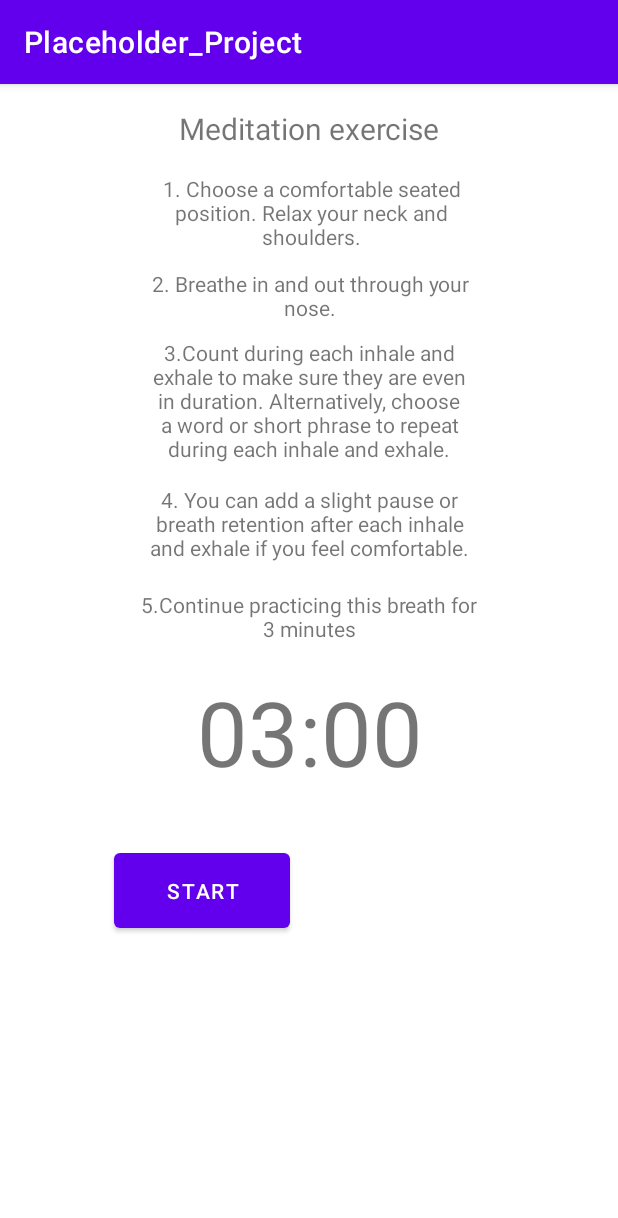
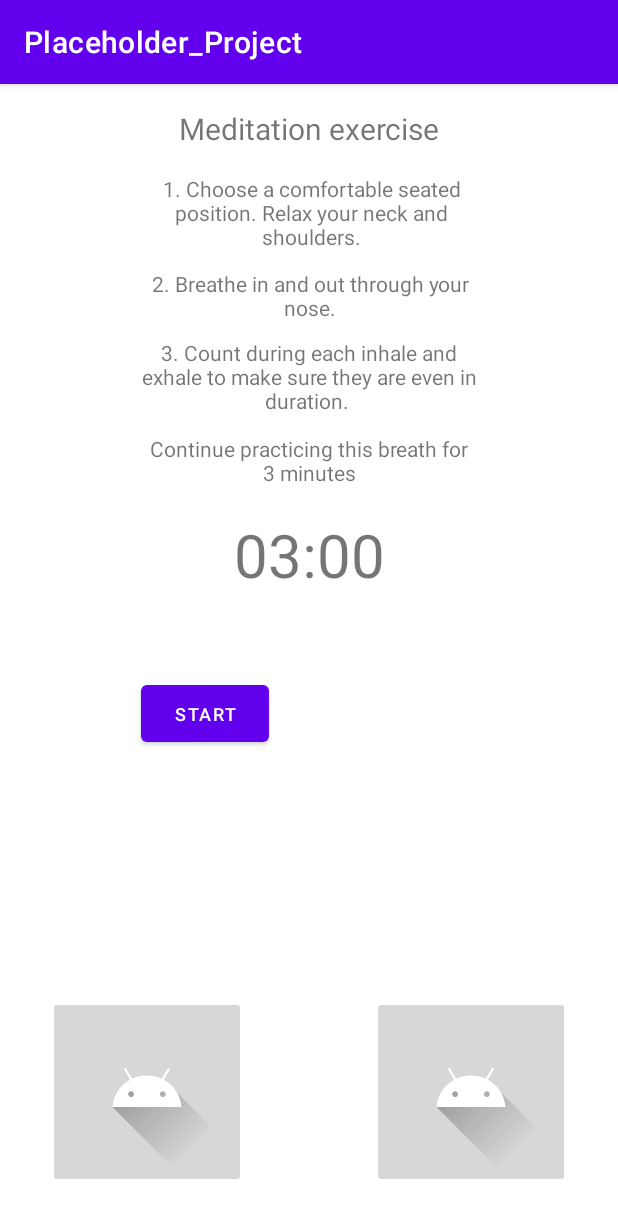
Before and after one commit to MiikaBA/Placeholder_Project, an Android app: the BreathingExcercise screen opened directly, with no data from a screen before it, on a phone screen of 412 x 824 dp. Shown: the top 1218 px of the screen. Run offline under Robolectric (Android 15) with nearby library versions, the light colour scheme and no system bars.

Commit message:
BreathingExercise

```diff
--- a/app/src/main/java/com/example/placeholder_project/BreathingExcercise.java
+++ b/app/src/main/java/com/example/placeholder_project/BreathingExcercise.java
@@ -1,6 +1,8 @@
 package com.example.placeholder_project;
 
 import androidx.appcompat.app.AppCompatActivity;
+
+import android.content.Intent;
 import android.os.Bundle;
 import android.os.CountDownTimer;
 import android.view.View;
@@ -97,4 +99,14 @@
         String timeLeft = String.format(Locale.getDefault(), "%02d:%02d", minutes, seconds);
         textViewCountdown.setText(timeLeft);
     }
+
+    public void goNext(View v){
+        if(v == findViewById(R.id.foodsButton)){
+            Intent food = new Intent(BreathingExcercise.this, FoodDiary.class);
+            startActivity(food);
+        }else if(v == findViewById(R.id.sportButton)){
+            Intent sport = new Intent(BreathingExcercise.this, SportsDiary.class);
+            startActivity(sport);
+        }
+    }
 }
--- a/app/src/main/res/layout/activity_breathing_excercise.xml
+++ b/app/src/main/res/layout/activity_breathing_excercise.xml
@@ -6,6 +6,28 @@
     android:layout_height="match_parent"
     android:clickable="false"
     tools:context=".BreathingExcercise">
+
+    <ImageButton
+        android:id="@+id/foodsButton"
+        android:layout_width="wrap_content"
+        android:layout_height="wrap_content"
+        android:layout_marginStart="32dp"
+        android:layout_marginBottom="32dp"
+        android:onClick="goNext"
+        app:layout_constraintBottom_toBottomOf="parent"
+        app:layout_constraintStart_toStartOf="parent"
+        app:srcCompat="@drawable/ic_launcher_foreground" />
+
+    <ImageButton
+        android:id="@+id/sportButton"
+        android:layout_width="wrap_content"
+        android:layout_height="wrap_content"
+        android:layout_marginEnd="32dp"
+        android:layout_marginBottom="32dp"
+        android:onClick="goNext"
+        app:layout_constraintBottom_toBottomOf="parent"
+        app:layout_constraintEnd_toEndOf="parent"
+        app:srcCompat="@drawable/ic_launcher_foreground" />
 
     <TextView
         android:id="@+id/textView"
@@ -45,76 +67,67 @@
 
     <TextView
         android:id="@+id/textView5"
-        android:layout_width="227dp"
-        android:layout_height="50dp"
+        android:layout_width="218dp"
+        android:layout_height="49dp"
         android:layout_marginTop="8dp"
-        android:text="5.Continue practicing this breath for 3 minutes"
+        android:text="Continue practicing this breath for  3 minutes"
         android:textAlignment="center"
         app:layout_constraintEnd_toEndOf="parent"
         app:layout_constraintStart_toStartOf="parent"
-        app:layout_constraintTop_toBottomOf="@+id/textView7" />
+        app:layout_constraintTop_toBottomOf="@+id/textView6" />
 
     <TextView
         android:id="@+id/textView6"
-        android:layout_width="227dp"
-        android:layout_height="90dp"
+        android:layout_width="228dp"
+        android:layout_height="56dp"
         android:layout_marginTop="8dp"
-        android:text="3.Count during each inhale and exhale to make sure they are even in duration. Alternatively, choose a word or short phrase to repeat during each inhale and exhale."
+        android:text="3. Count during each inhale and exhale to make sure they are even in duration. "
         android:textAlignment="center"
         app:layout_constraintEnd_toEndOf="parent"
         app:layout_constraintStart_toStartOf="parent"
         app:layout_constraintTop_toBottomOf="@+id/textView4" />
 
-    <TextView
-        android:id="@+id/textView7"
-        android:layout_width="227dp"
-        android:layout_height="62dp"
-        android:layout_marginTop="8dp"
-        android:text="4. You can add a slight pause or breath retention after each inhale and exhale if you feel comfortable."
-        android:textAlignment="center"
-        app:layout_constraintEnd_toEndOf="parent"
-        app:layout_constraintStart_toStartOf="parent"
-        app:layout_constraintTop_toBottomOf="@+id/textView6" />
-
 
     <Button
         android:id="@+id/button_startpause"
-        android:layout_width="117dp"
-        android:layout_height="62dp"
+        android:layout_width="85dp"
+        android:layout_height="50dp"
         android:layout_marginTop="20dp"
         android:clickable="true"
         android:text="Start"
-        app:layout_constraintBottom_toBottomOf="parent"
+        android:textSize="12sp"
+        app:layout_constraintBottom_toTopOf="@+id/foodsButton"
         app:layout_constraintEnd_toEndOf="parent"
-        app:layout_constraintHorizontal_bias="0.258"
+        app:layout_constraintHorizontal_bias="0.288"
         app:layout_constraintStart_toStartOf="parent"
         app:layout_constraintTop_toBottomOf="@+id/textView8"
-        app:layout_constraintVertical_bias="0.0" />
+        app:layout_constraintVertical_bias="0.122" />
 
     <Button
         android:id="@+id/button_reset"
-        android:layout_width="117dp"
-        android:layout_height="62dp"
+        android:layout_width="85dp"
+        android:layout_height="50dp"
         android:layout_marginTop="20dp"
         android:clickable="true"
         android:text="reset"
+        android:textSize="12sp"
         android:visibility="invisible"
-        app:layout_constraintBottom_toBottomOf="parent"
+        app:layout_constraintBottom_toTopOf="@+id/sportButton"
         app:layout_constraintEnd_toEndOf="parent"
-        app:layout_constraintHorizontal_bias="0.724"
+        app:layout_constraintHorizontal_bias="0.714"
         app:layout_constraintStart_toStartOf="parent"
         app:layout_constraintTop_toBottomOf="@+id/textView8"
-        app:layout_constraintVertical_bias="0.0"
+        app:layout_constraintVertical_bias="0.122"
         tools:visibility="visible" />
 
     <TextView
         android:id="@+id/textView8"
-        android:layout_width="415dp"
-        android:layout_height="95dp"
+        android:layout_width="412dp"
+        android:layout_height="65dp"
         android:layout_marginTop="4dp"
         android:text="00:00"
         android:textAlignment="center"
-        android:textSize="60sp"
+        android:textSize="40sp"
         app:layout_constraintEnd_toEndOf="parent"
         app:layout_constraintStart_toStartOf="parent"
         app:layout_constraintTop_toBottomOf="@+id/textView5" />
```
